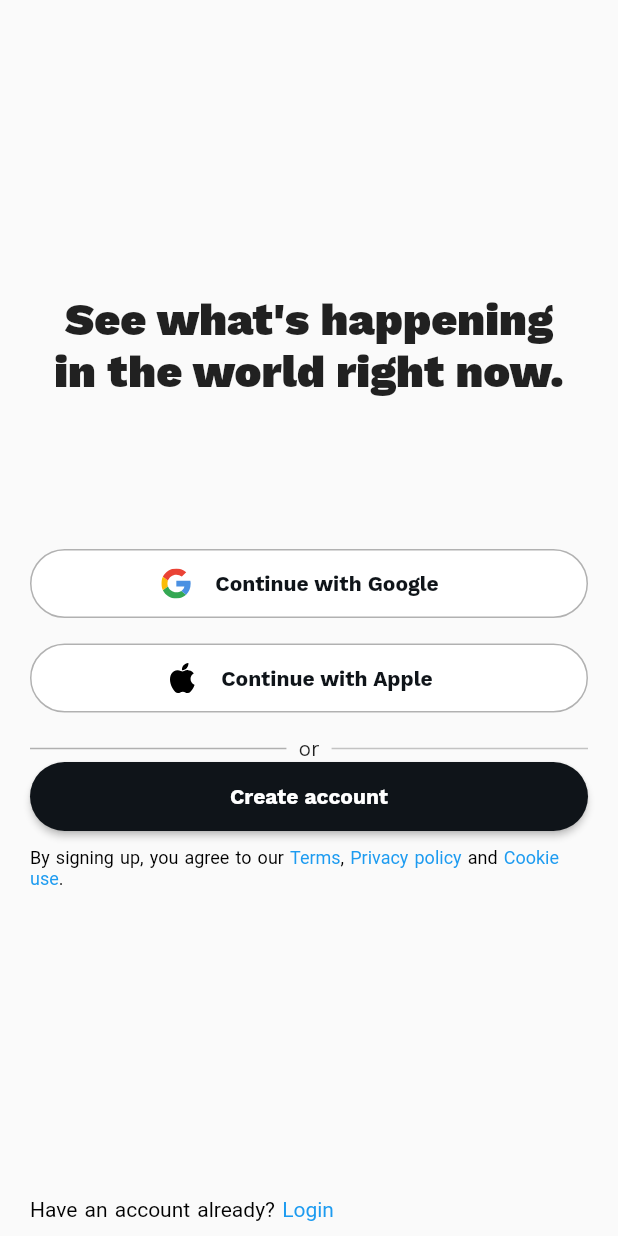
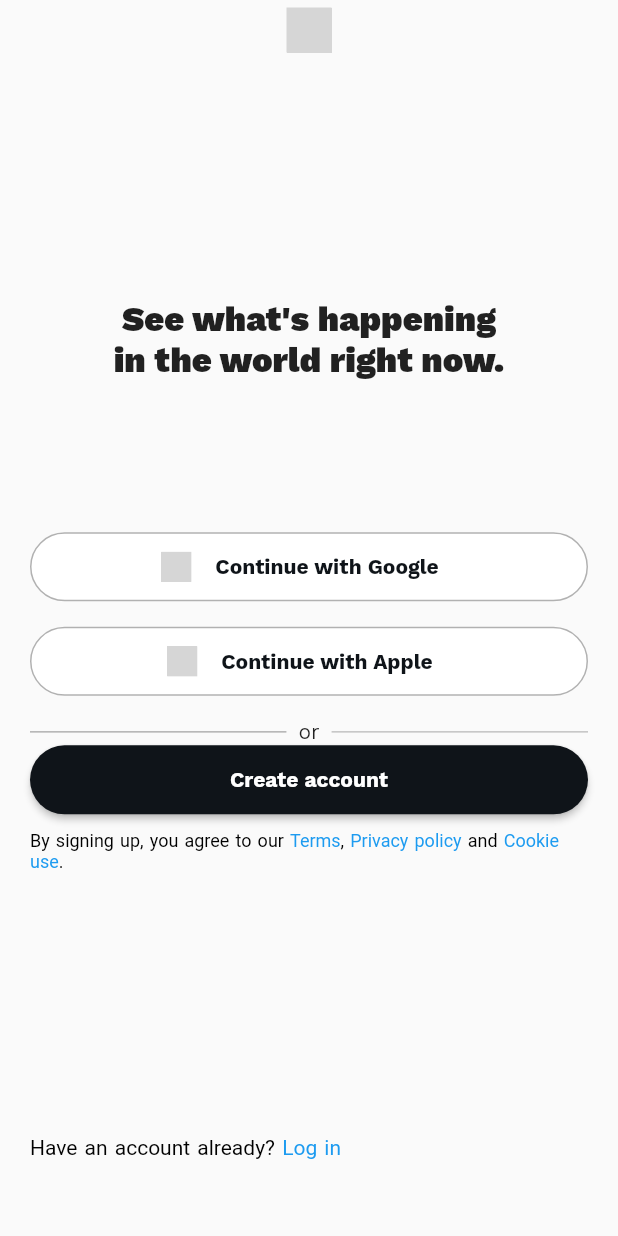
Before and after one commit to ogaroh/twitter_clone, a Flutter app: the screen it shows after launch, on a phone screen of 412 x 824 dp. Run offline on Flutter 3.47's test engine with Material 2 defaults, Android fonts, the phone set to English and light mode, and no system bars; our stand-ins replace flutter_svg, get, google_fonts, hooks_riverpod; grey boxes are pictures that could not be loaded.

Commit message:
log in 1 done

```diff
--- a/mobile/lib/main.dart
+++ b/mobile/lib/main.dart
@@ -1,5 +1,7 @@
 import 'package:flutter/material.dart';
+import 'package:get/route_manager.dart';
 import 'package:hooks_riverpod/hooks_riverpod.dart';
+import 'package:mobile/screens/log_in_screen.dart';
 import 'package:mobile/screens/sign_in_options_screen.dart';
 import 'package:mobile/theme.dart';
 
@@ -12,9 +14,11 @@ class MyApp extends ConsumerWidget {
 
   @override
   Widget build(BuildContext context, WidgetRef ref) {
-    return MaterialApp(
+    return GetMaterialApp(
+      debugShowCheckedModeBanner: false,
       theme: ref.watch(themeProvider),
       home: const SignInOptionsScreen(),
+      routes: {LoginScreen.routeName: (context) => const LoginScreen()},
     );
   }
 }
--- a/mobile/lib/screens/sign_in_options_screen.dart
+++ b/mobile/lib/screens/sign_in_options_screen.dart
@@ -1,6 +1,10 @@
+import 'package:flutter/gestures.dart';
 import 'package:flutter/material.dart';
 import 'package:flutter_svg/flutter_svg.dart';
+import 'package:get/get.dart';
 import 'package:mobile/constants/colors.dart';
+import 'package:mobile/screens/log_in_screen.dart';
+import 'package:mobile/theme.dart';
 
 class SignInOptionsScreen extends StatelessWidget {
   const SignInOptionsScreen({
@@ -37,37 +41,53 @@ class SignInOptionsScreen extends StatelessWidget {
 
   @override
   Widget build(BuildContext context) {
-    return Scaffold(
-      body: Column(
+    final size = MediaQuery.of(context).size;
+    return SafeArea(
+      child: Scaffold(
+        body: ListView(
+          physics: const BouncingScrollPhysics(),
+          children: [
+            SizedBox(
+              height: size.height * 0.95,
+              child: Column(
                 mainAxisAlignment: MainAxisAlignment.center,
                 children: [
+                  const SizedBox(
+                    height: 5,
+                  ),
+                  SvgPicture.asset(
+                    'assets/svgs/twitter_logo.svg',
+                    height: 30,
+                  ),
                   const Spacer(),
-          const Padding(
-            padding: EdgeInsets.symmetric(
+                  Padding(
+                    padding: const EdgeInsets.symmetric(
                       horizontal: 8.0,
                     ),
                     child: Text(
                       'See what\'s happening',
                       textAlign: TextAlign.center,
-              style: TextStyle(fontSize: 30, fontWeight: FontWeight.w900),
+                      style: myHeader1Style,
                     ),
                   ),
-          const Padding(
-            padding: EdgeInsets.symmetric(horizontal: 8.0),
+                  Padding(
+                    padding: const EdgeInsets.symmetric(horizontal: 8.0),
                     child: Text(
                       'in the world right now.',
                       textAlign: TextAlign.center,
-              style: TextStyle(fontSize: 30, fontWeight: FontWeight.w900),
+                      style: myHeader1Style,
                     ),
                   ),
                   const SizedBox(
                     height: 100,
                   ),
-          signInWhiteButton('assets/google.svg', 'Continue with Google', () {}),
+                  signInWhiteButton(
+                      'assets/svgs/google.svg', 'Continue with Google', () {}),
                   const SizedBox(
                     height: 15,
                   ),
-          signInWhiteButton('assets/apple.svg', 'Continue with Apple', () {}),
+                  signInWhiteButton(
+                      'assets/svgs/apple.svg', 'Continue with Apple', () {}),
                   const SizedBox(
                     height: 15,
                   ),
@@ -98,14 +118,11 @@ class SignInOptionsScreen extends StatelessWidget {
                     child: SizedBox(
                       width: double.infinity,
                       child: ElevatedButton(
-                style: ElevatedButton.styleFrom(
-                    shape: RoundedRectangleBorder(
-                        borderRadius: BorderRadius.circular(30)),
-                    backgroundColor: kBlack,
-                    foregroundColor: kWhite),
+                        style: darkElevatedButtonStyle,
                         onPressed: (() {}),
                         child: const Padding(
-                  padding: EdgeInsets.symmetric(vertical: 15.0, horizontal: 8),
+                          padding: EdgeInsets.symmetric(
+                              vertical: 15.0, horizontal: 8),
                           child: Text(
                             'Create account',
                             style: TextStyle(fontWeight: FontWeight.bold),
@@ -115,12 +132,16 @@ class SignInOptionsScreen extends StatelessWidget {
                     ),
                   ),
                   Padding(
-            padding: const EdgeInsets.symmetric(horizontal: 20, vertical: 10),
+                    padding: const EdgeInsets.symmetric(
+                        horizontal: 20, vertical: 10),
                     child: RichText(
                       text: TextSpan(
                         style: TextStyle(
                             color: Colors.black,
-                    fontSize: Theme.of(context).textTheme.bodySmall!.fontSize),
+                            fontSize: Theme.of(context)
+                                .textTheme
+                                .bodySmall!
+                                .fontSize),
                         text: 'By signing up, you agree to our',
                         children: <TextSpan>[
                           const TextSpan(
@@ -128,7 +149,8 @@ class SignInOptionsScreen extends StatelessWidget {
                               style: TextStyle(color: kBrandMain),
                               children: [
                                 TextSpan(
-                            text: ',', style: TextStyle(color: Colors.black))
+                                    text: ',',
+                                    style: TextStyle(color: Colors.black))
                               ]),
                           TextSpan(
                               text: ' Privacy policy',
@@ -148,7 +170,8 @@ class SignInOptionsScreen extends StatelessWidget {
                               style: TextStyle(color: kBrandMain),
                               children: [
                                 TextSpan(
-                            text: '.', style: TextStyle(color: Colors.black))
+                                    text: '.',
+                                    style: TextStyle(color: Colors.black))
                               ])
                         ],
                       ),
@@ -165,7 +188,12 @@ class SignInOptionsScreen extends StatelessWidget {
                                 style: TextStyle(color: Colors.black),
                                 children: [
                                   TextSpan(
-                              text: ' Login',
+                                      recognizer: TapGestureRecognizer()
+                                        ..onTap = () {
+                                          Get.to(() => LoginScreen(),
+                                              transition: Transition.downToUp);
+                                        },
+                                      text: ' Log in',
                                       style: TextStyle(color: kBrandMain))
                                 ]),
                           ),
@@ -176,6 +204,10 @@ class SignInOptionsScreen extends StatelessWidget {
                   )
                 ],
               ),
+            ),
+          ],
+        ),
+      ),
     );
   }
 }
--- a/mobile/lib/theme.dart
+++ b/mobile/lib/theme.dart
@@ -20,3 +20,10 @@ ThemeData lightTheme = ThemeData(
 ThemeData darkTheme = ThemeData(
   primarySwatch: darkSwatch,
 );
+
+var myHeader1Style = const TextStyle(fontSize: 23, fontWeight: FontWeight.w900);
+var textButtonStyle1 = const TextStyle(color: kBlack, fontSize: 17);
+var darkElevatedButtonStyle = ElevatedButton.styleFrom(
+    shape: RoundedRectangleBorder(borderRadius: BorderRadius.circular(30)),
+    backgroundColor: kBlack,
+    foregroundColor: kWhite);
```
Also changed, not shown: mobile/lib/screens/log_in_screen.dart (added, +87 -0 lines). Lines whose indentation alone changed are shown as unchanged.
